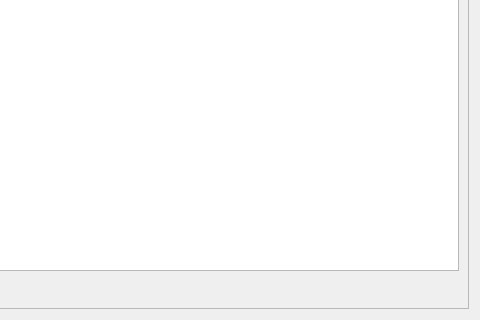
This is vpv/ui/views/ui_log_viewer.ui in VCCRI/vpv as Qt 5 draws it before an edit; both pictures show x 266 to 746 and y 308 to 628 of the 746 by 628 pixel window. The edited form follows.
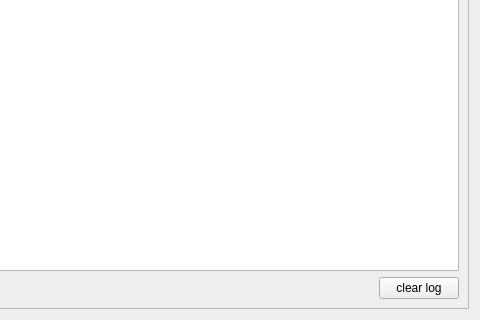
This is the edited form.

Commit message: Added clear log function

```diff
--- a/vpv/ui/views/ui_log_viewer.ui
+++ b/vpv/ui/views/ui_log_viewer.ui
@@ -61,6 +61,13 @@
            </property>
           </spacer>
          </item>
+         <item>
+          <widget class="QPushButton" name="pushButtonClearLog">
+           <property name="text">
+            <string>clear log</string>
+           </property>
+          </widget>
+         </item>
         </layout>
        </item>
       </layout>
```
The commit also changes 4 other files.
